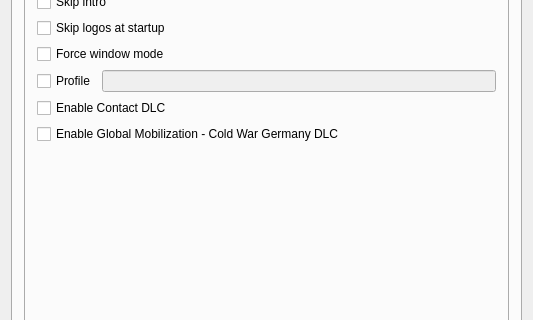
First picture: the form in src/arma3-unix-launcher/mainwindow.ui, repository muttleyxd/arma3-unix-launcher, before the edit; both pictures show x 0 to 533 and y 93 to 413 of the 533 by 645 pixel window.
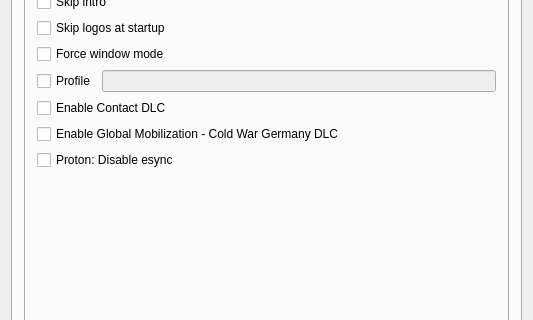
Second picture: the form after the edit. The open tabs and pages were chosen to show the change. Icons and pictures are not drawn.

Commit message: Add Disable esync option for Proton.

What changed in the file:
```diff
--- a/src/arma3-unix-launcher/mainwindow.ui
+++ b/src/arma3-unix-launcher/mainwindow.ui
@@ -313,6 +313,13 @@
                   </property>
                  </widget>
                 </item>
+                <item>
+                 <widget class="QCheckBox" name="checkbox_disable_esync">
+                  <property name="text">
+                   <string>Proton: Disable esync</string>
+                  </property>
+                 </widget>
+                </item>
                </layout>
               </item>
               <item row="1" column="0">
```
The commit also changes 7 other files.
